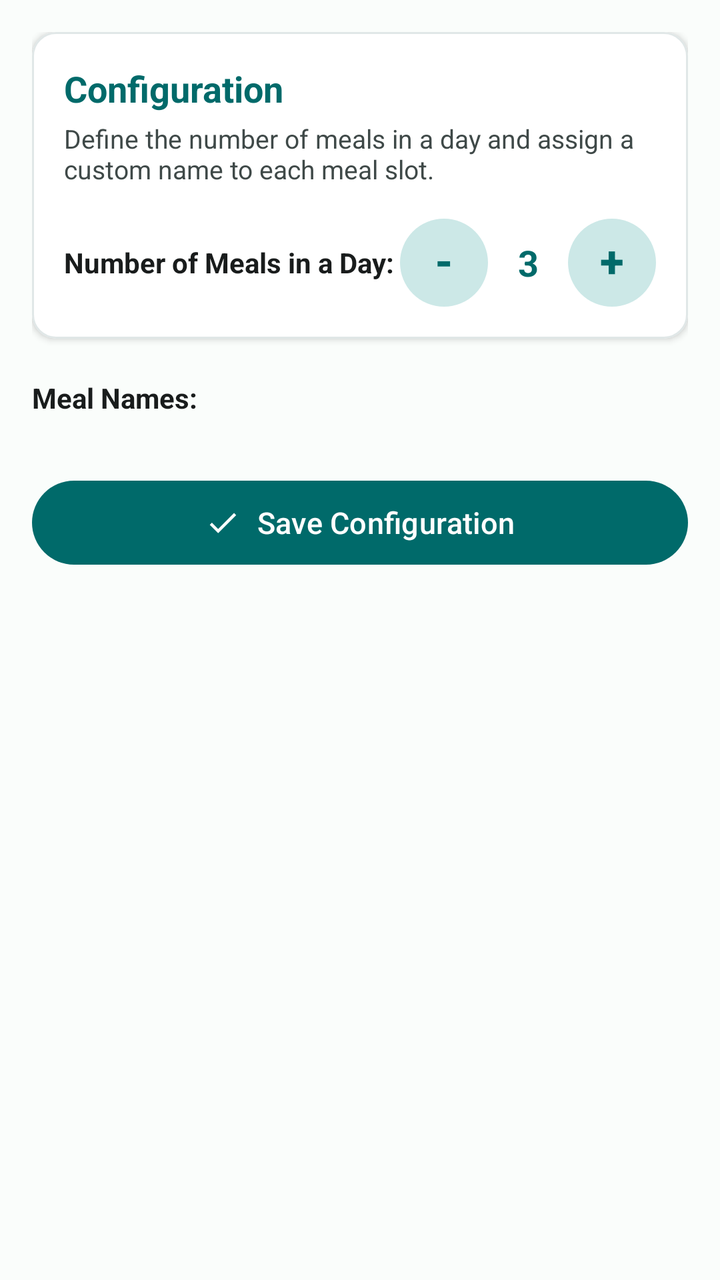
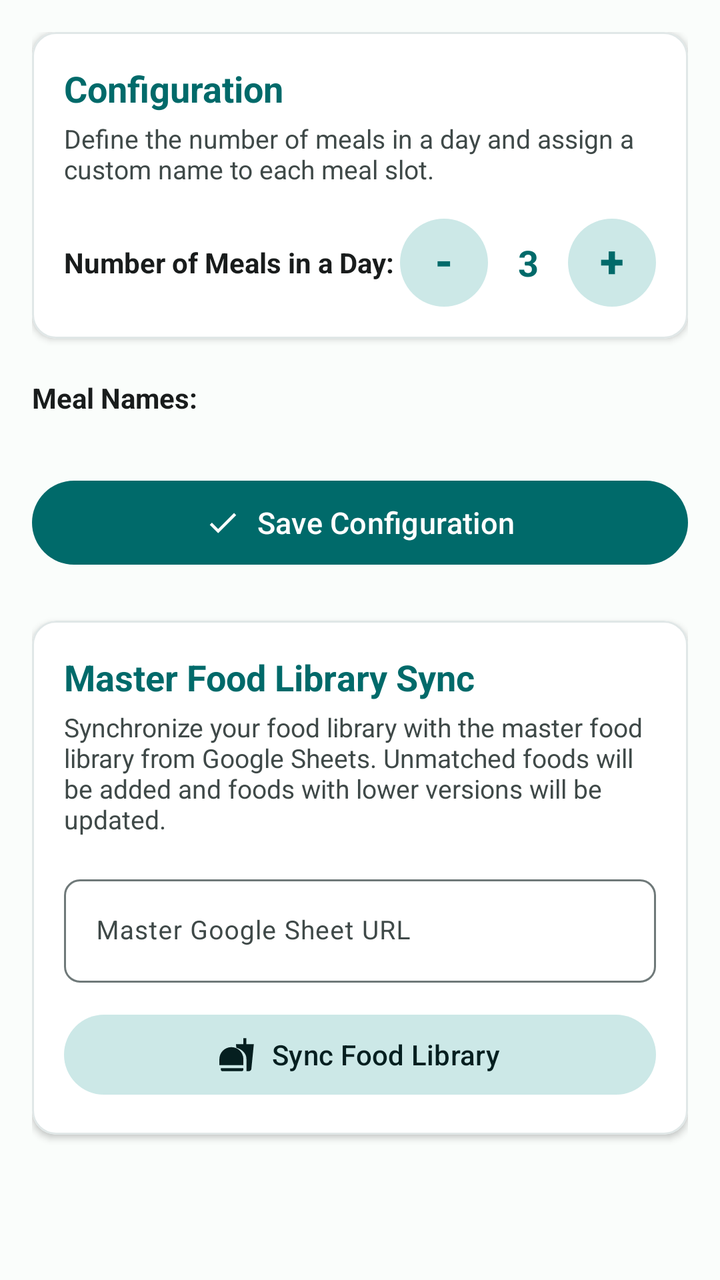

Before-and-after screenshots of an Android layout around one commit, followed by the original layout XML and the change that was made.
<!-- AndroidManifest.xml: application theme Theme.ActivityTracker -->
<!-- res/layout/fragment_config.xml -->
<?xml version="1.0" encoding="utf-8"?>
<androidx.core.widget.NestedScrollView xmlns:android="http://schemas.android.com/apk/res/android"
    xmlns:app="http://schemas.android.com/apk/res-auto"
    xmlns:tools="http://schemas.android.com/tools"
    android:layout_width="match_parent"
    android:layout_height="match_parent"
    android:background="?android:attr/colorBackground"
    android:fillViewport="true">

    <LinearLayout
        android:layout_width="match_parent"
        android:layout_height="wrap_content"
        android:orientation="vertical"
        android:padding="16dp">

        
        <com.google.android.material.card.MaterialCardView
            android:layout_width="match_parent"
            android:layout_height="wrap_content"
            app:cardBackgroundColor="@color/clinical_card_bg"
            app:cardCornerRadius="12dp"
            app:cardElevation="2dp"
            app:strokeColor="@color/clinical_card_stroke"
            app:strokeWidth="1dp">

            <LinearLayout
                android:layout_width="match_parent"
                android:layout_height="wrap_content"
                android:orientation="vertical"
                android:padding="16dp">

                <TextView
                    android:layout_width="wrap_content"
                    android:layout_height="wrap_content"
                    android:text="@string/title_config"
                    android:textColor="?attr/colorPrimary"
                    android:textSize="18sp"
                    android:textStyle="bold" />

                <TextView
                    android:layout_width="wrap_content"
                    android:layout_height="wrap_content"
                    android:layout_marginTop="4dp"
                    android:text="Define the number of meals in a day and assign a custom name to each meal slot."
                    android:textColor="?attr/colorOnSurfaceVariant"
                    android:textSize="13sp" />

                
                <LinearLayout
                    android:layout_width="match_parent"
                    android:layout_height="wrap_content"
                    android:layout_marginTop="16dp"
                    android:gravity="center_vertical"
                    android:orientation="horizontal">

                    <TextView
                        android:layout_width="0dp"
                        android:layout_height="wrap_content"
                        android:layout_weight="1"
                        android:text="@string/config_meal_count_label"
                        android:textColor="?attr/colorOnSurface"
                        android:textSize="14sp"
                        android:textStyle="bold" />

                    
                    <com.google.android.material.button.MaterialButton
                        android:id="@+id/btn_decrease_meal_count"
                        style="@style/Widget.Material3.Button.TonalButton"
                        android:layout_width="44dp"
                        android:layout_height="44dp"
                        android:insetLeft="0dp"
                        android:insetTop="0dp"
                        android:insetRight="0dp"
                        android:insetBottom="0dp"
                        android:padding="0dp"
                        android:paddingStart="0dp"
                        android:paddingEnd="0dp"
                        android:paddingLeft="0dp"
                        android:paddingRight="0dp"
                        android:paddingTop="0dp"
                        android:paddingBottom="0dp"
                        android:minWidth="0dp"
                        android:minHeight="0dp"
                        android:gravity="center"
                        android:textAlignment="center"
                        android:includeFontPadding="false"
                        android:text="-"
                        android:textColor="@color/selector_config_counter_btn"
                        android:textSize="22sp"
                        android:textStyle="bold"
                        android:contentDescription="Decrease meal count" />

                    
                    <TextView
                        android:id="@+id/text_meal_count_display"
                        android:layout_width="40dp"
                        android:layout_height="wrap_content"
                        android:gravity="center"
                        android:text="3"
                        android:textColor="?attr/colorPrimary"
                        android:textSize="18sp"
                        android:textStyle="bold" />

                    
                    <com.google.android.material.button.MaterialButton
                        android:id="@+id/btn_increase_meal_count"
                        style="@style/Widget.Material3.Button.TonalButton"
                        android:layout_width="44dp"
                        android:layout_height="44dp"
                        android:insetLeft="0dp"
                        android:insetTop="0dp"
                        android:insetRight="0dp"
                        android:insetBottom="0dp"
                        android:padding="0dp"
                        android:paddingStart="0dp"
                        android:paddingEnd="0dp"
                        android:paddingLeft="0dp"
                        android:paddingRight="0dp"
                        android:paddingTop="0dp"
                        android:paddingBottom="0dp"
                        android:minWidth="0dp"
                        android:minHeight="0dp"
                        android:gravity="center"
                        android:textAlignment="center"
                        android:includeFontPadding="false"
                        android:text="+"
                        android:textColor="@color/selector_config_counter_btn"
                        android:textSize="22sp"
                        android:textStyle="bold"
                        android:contentDescription="Increase meal count" />
                </LinearLayout>

            </LinearLayout>
        </com.google.android.material.card.MaterialCardView>

        
        <TextView
            android:layout_width="wrap_content"
            android:layout_height="wrap_content"
            android:layout_marginTop="20dp"
            android:text="@string/config_meal_names_label"
            android:textColor="?attr/colorOnSurface"
            android:textSize="14sp"
            android:textStyle="bold" />

        <androidx.recyclerview.widget.RecyclerView
            android:id="@+id/recycler_meal_configs"
            android:layout_width="match_parent"
            android:layout_height="wrap_content"
            android:layout_marginTop="8dp"
            android:nestedScrollingEnabled="false"
            tools:itemCount="3"
            tools:listitem="@layout/item_meal_config_row" />

        
        <TextView
            android:id="@+id/text_config_error"
            android:layout_width="match_parent"
            android:layout_height="wrap_content"
            android:layout_marginTop="8dp"
            android:textColor="?attr/colorError"
            android:textSize="12sp"
            android:visibility="gone" />

        
        <com.google.android.material.button.MaterialButton
            android:id="@+id/btn_save_config"
            style="@style/Widget.Material3.Button"
            android:layout_width="match_parent"
            android:layout_height="50dp"
            android:layout_marginTop="20dp"
            android:layout_marginBottom="24dp"
            android:text="@string/save_config"
            android:textSize="15sp"
            app:icon="@drawable/ic_check"
            app:iconGravity="textStart" />

    </LinearLayout>
</androidx.core.widget.NestedScrollView>
<!-- res/layout/item_meal_config_row.xml (included above) -->
<?xml version="1.0" encoding="utf-8"?>
<LinearLayout xmlns:android="http://schemas.android.com/apk/res/android"
    xmlns:app="http://schemas.android.com/apk/res-auto"
    android:layout_width="match_parent"
    android:layout_height="wrap_content"
    android:layout_marginTop="4dp"
    android:layout_marginBottom="4dp"
    android:gravity="center_vertical"
    android:orientation="horizontal">

    <TextView
        android:id="@+id/text_meal_index"
        android:layout_width="65dp"
        android:layout_height="wrap_content"
        android:text="Meal 1"
        android:textColor="?attr/colorOnSurface"
        android:textSize="14sp"
        android:textStyle="bold" />

    <com.google.android.material.textfield.TextInputLayout
        android:id="@+id/til_custom_meal_name"
        style="@style/Widget.Material3.TextInputLayout.OutlinedBox.Dense"
        android:layout_width="0dp"
        android:layout_height="wrap_content"
        android:layout_marginStart="8dp"
        android:layout_weight="1"
        android:hint="Custom Meal Name">

        <com.google.android.material.textfield.TextInputEditText
            android:id="@+id/et_custom_meal_name"
            android:layout_width="match_parent"
            android:layout_height="wrap_content"
            android:inputType="textCapWords"
            android:maxLines="1"
            android:textSize="14sp" />
    </com.google.android.material.textfield.TextInputLayout>

</LinearLayout>
<!-- resources referenced by this layout -->
<resources>
  <color name="clinical_card_bg">#FFFFFF</color>
  <color name="clinical_card_stroke">#E0E7E7</color>
  <!-- drawable ic_check (drawable) -->
  <?xml version="1.0" encoding="utf-8"?>
  <vector xmlns:android="http://schemas.android.com/apk/res/android"
      android:width="24dp"
      android:height="24dp"
      android:viewportWidth="24"
      android:viewportHeight="24">
      <path
          android:fillColor="?attr/colorControlNormal"
          android:pathData="M9,16.17L4.83,12l-1.42,1.41L9,19 21,7l-1.41,-1.41z" />
  </vector>
  <string name="config_meal_count_label">Number of Meals in a Day:</string>
  <string name="config_meal_names_label">Meal Names:</string>
  <string name="save_config">Save Configuration</string>
  <string name="title_config">Configuration</string>
  <color name="md_theme_light_primary">#006A6A</color>
  <color name="md_theme_light_onPrimary">#FFFFFF</color>
  <color name="md_theme_light_primaryContainer">#6FF7F6</color>
  <color name="md_theme_light_onPrimaryContainer">#002020</color>
  <color name="md_theme_light_secondary">#4A6363</color>
  <color name="md_theme_light_onSecondary">#FFFFFF</color>
  <color name="md_theme_light_secondaryContainer">#CCE8E7</color>
  <color name="md_theme_light_onSecondaryContainer">#051F20</color>
  <color name="md_theme_light_tertiary">#4B607C</color>
  <color name="md_theme_light_onTertiary">#FFFFFF</color>
  <color name="md_theme_light_tertiaryContainer">#D3E4FF</color>
  <color name="md_theme_light_onTertiaryContainer">#041C35</color>
  <color name="md_theme_light_error">#BA1A1A</color>
  <color name="md_theme_light_onError">#FFFFFF</color>
  <color name="md_theme_light_background">#FAFDFB</color>
  <color name="md_theme_light_onBackground">#191C1C</color>
  <color name="md_theme_light_surface">#FAFDFB</color>
  <color name="md_theme_light_onSurface">#191C1C</color>
  <color name="md_theme_light_surfaceVariant">#DAE5E4</color>
  <color name="md_theme_light_onSurfaceVariant">#3F4948</color>
  <color name="md_theme_light_outline">#6F7979</color>
  <style name="Widget.ActivityTracker.AutoCompleteTextView" parent="Widget.AppCompat.AutoCompleteTextView">
          <item name="android:textColor">@color/autocomplete_text</item>
          <item name="android:textColorHint">@color/autocomplete_subtext</item>
          <item name="android:popupBackground">@color/autocomplete_bg</item>
      </style>
  <color name="autocomplete_text">#191C1C</color>
  <color name="autocomplete_subtext">#5B6464</color>
  <color name="autocomplete_bg">#FFFFFF</color>
  <!-- unchanged entries left out for length: 1 -->
</resources>

<!-- the commit's change to res/layout/fragment_config.xml (unified diff, before → after) -->
@@ -169,11 +169,100 @@
             android:layout_width="match_parent"
             android:layout_height="50dp"
             android:layout_marginTop="20dp"
-            android:layout_marginBottom="24dp"
+            android:layout_marginBottom="16dp"
             android:text="@string/save_config"
             android:textSize="15sp"
             app:icon="@drawable/ic_check"
             app:iconGravity="textStart" />
+
+        
+        <com.google.android.material.card.MaterialCardView
+            android:layout_width="match_parent"
+            android:layout_height="wrap_content"
+            android:layout_marginTop="8dp"
+            android:layout_marginBottom="32dp"
+            app:cardBackgroundColor="@color/clinical_card_bg"
+            app:cardCornerRadius="12dp"
+            app:cardElevation="2dp"
+            app:strokeColor="@color/clinical_card_stroke"
+            app:strokeWidth="1dp">
+
+            <LinearLayout
+                android:layout_width="match_parent"
+                android:layout_height="wrap_content"
+                android:orientation="vertical"
+                android:padding="16dp">
+
+                <TextView
+                    android:layout_width="wrap_content"
+                    android:layout_height="wrap_content"
+                    android:text="@string/title_sync_food_library"
+                    android:textColor="?attr/colorPrimary"
+                    android:textSize="18sp"
+                    android:textStyle="bold" />
+
+                <TextView
+                    android:layout_width="wrap_content"
+                    android:layout_height="wrap_content"
+                    android:layout_marginTop="4dp"
+                    android:text="@string/desc_sync_food_library"
+                    android:textColor="?attr/colorOnSurfaceVariant"
+                    android:textSize="13sp" />
+
+                
+                <com.google.android.material.textfield.TextInputLayout
+                    android:layout_width="match_parent"
+                    android:layout_height="wrap_content"
+                    android:layout_marginTop="16dp"
+                    android:hint="@string/hint_master_sheet_url"
+                    app:boxBackgroundMode="outline"
+                    app:boxCornerRadiusBottomEnd="8dp"
+                    app:boxCornerRadiusBottomStart="8dp"
+                    app:boxCornerRadiusTopEnd="8dp"
+                    app:boxCornerRadiusTopStart="8dp">
+
+                    <com.google.android.material.textfield.TextInputEditText
+                        android:id="@+id/et_sync_url"
+                        android:layout_width="match_parent"
+                        android:layout_height="wrap_content"
+                        android:inputType="textUri"
+                        android:textSize="13sp" />
+                </com.google.android.material.textfield.TextInputLayout>
+
+                
+                <com.google.android.material.button.MaterialButton
+                    android:id="@+id/btn_sync_food_library"
+                    style="@style/Widget.Material3.Button.TonalButton"
+                    android:layout_width="match_parent"
+                    android:layout_height="48dp"
+                    android:layout_marginTop="12dp"
+                    android:text="@string/action_sync_foods"
+                    android:textSize="14sp"
+                    app:icon="@drawable/ic_food"
+                    app:iconGravity="textStart" />
+
+                
+                <ProgressBar
+                    android:id="@+id/progress_sync"
+                    style="?android:attr/progressBarStyleHorizontal"
+                    android:layout_width="match_parent"
+                    android:layout_height="wrap_content"
+                    android:layout_marginTop="8dp"
+                    android:indeterminate="true"
+                    android:visibility="gone" />
+
+                
+                <TextView
+                    android:id="@+id/text_sync_status"
+                    android:layout_width="match_parent"
+                    android:layout_height="wrap_content"
+                    android:layout_marginTop="8dp"
+                    android:textColor="?attr/colorPrimary"
+                    android:textSize="13sp"
+                    android:visibility="gone" />
+
+            </LinearLayout>
+        </com.google.android.material.card.MaterialCardView>
 
     </LinearLayout>
 </androidx.core.widget.NestedScrollView>
<!-- resource entries referenced after the edit -->
@@ -13,10 +13,25 @@
           android:fillColor="?attr/colorControlNormal"
           android:pathData="M9,16.17L4.83,12l-1.42,1.41L9,19 21,7l-1.41,-1.41z" />
   </vector>
+  <!-- drawable ic_food (drawable) -->
+  <?xml version="1.0" encoding="utf-8"?>
+  <vector xmlns:android="http://schemas.android.com/apk/res/android"
+      android:width="24dp"
+      android:height="24dp"
+      android:viewportWidth="24"
+      android:viewportHeight="24">
+      <path
+          android:fillColor="?attr/colorControlNormal"
+          android:pathData="M18.06,22.99h1.66c0.84,0 1.53,-0.64 1.63,-1.48L23,5.05h-5V1h-1.97v4.05h-4.97l0.3,2.34c1.71,0.47 3.31,1.32 4.27,2.26 1.44,1.42 2.43,2.89 2.43,5.29v8.05zM1,21.99V21h15.03v0.99c0,0.55 -0.45,1 -1,1H2c-0.55,0 -1,-0.45 -1,-1zm15.03,-7c0,-4.42 -3.58,-8 -8,-8s-8,3.58 -8,8v4h16v-4z" />
+  </vector>
+  <string name="action_sync_foods">Sync Food Library</string>
   <string name="config_meal_count_label">Number of Meals in a Day:</string>
   <string name="config_meal_names_label">Meal Names:</string>
+  <string name="desc_sync_food_library">Synchronize your food library with the master food library from Google Sheets. Unmatched foods will be added and foods with lower versions will be updated.</string>
+  <string name="hint_master_sheet_url">Master Google Sheet URL</string>
   <string name="save_config">Save Configuration</string>
   <string name="title_config">Configuration</string>
+  <string name="title_sync_food_library">Master Food Library Sync</string>
   <color name="md_theme_light_primary">#006A6A</color>
   <color name="md_theme_light_onPrimary">#FFFFFF</color>
   <color name="md_theme_light_primaryContainer">#6FF7F6</color>
